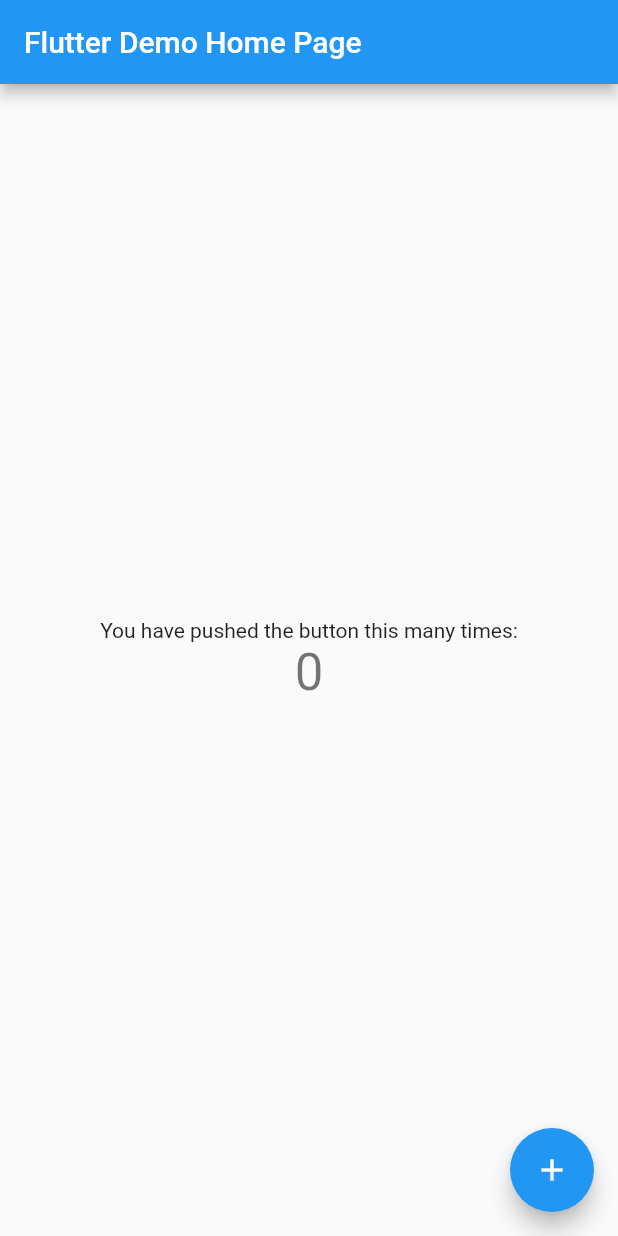
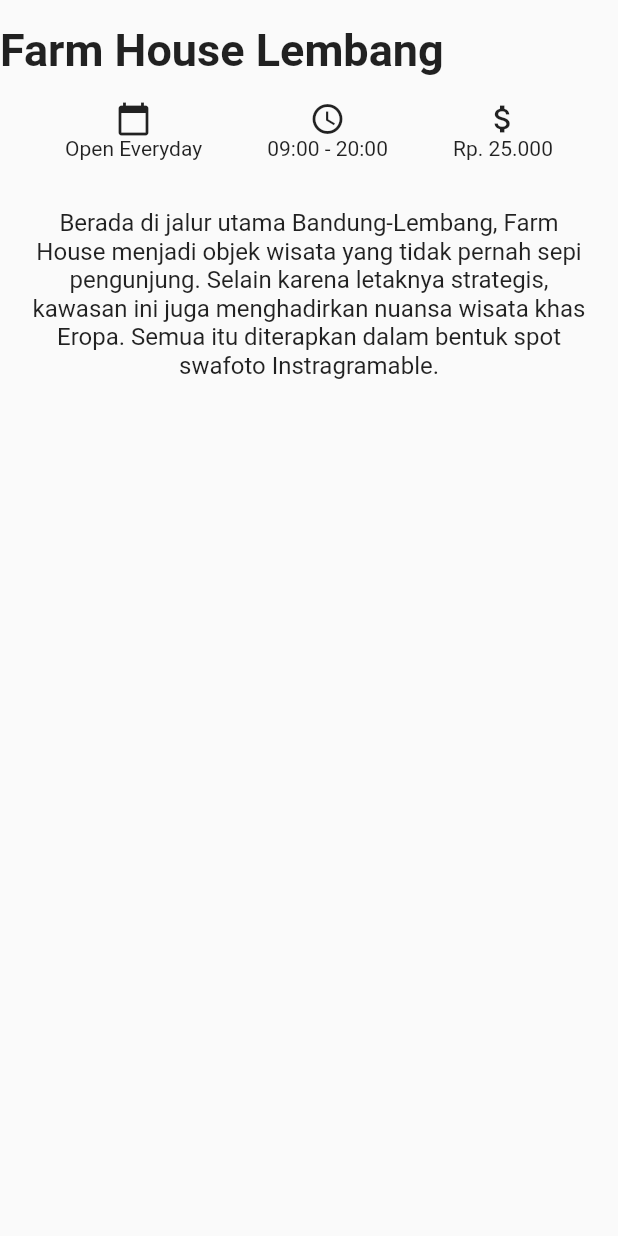
Before and after one commit to gonexwind/wisata_bandung, a Flutter app: the screen it shows after launch, on a phone screen of 412 x 824 dp. Run offline on Flutter 3.47's test engine with Material 2 defaults, Android fonts, the phone set to English and light mode, and no system bars.

Commit message:
codelab 1

```diff
--- a/lib/main.dart
+++ b/lib/main.dart
@@ -1,113 +1,19 @@
 import 'package:flutter/material.dart';
+
+import 'screens/detail_screen.dart';
 
 void main() {
   runApp(MyApp());
 }
 
 class MyApp extends StatelessWidget {
-  // This widget is the root of your application.
+  const MyApp({Key? key}) : super(key: key);
+
   @override
   Widget build(BuildContext context) {
     return MaterialApp(
-      title: 'Flutter Demo',
-      theme: ThemeData(
-        // This is the theme of your application.
-        //
-        // Try running your application with "flutter run". You'll see the
-        // application has a blue toolbar. Then, without quitting the app, try
-        // changing the primarySwatch below to Colors.green and then invoke
-        // "hot reload" (press "r" in the console where you ran "flutter run",
-        // or simply save your changes to "hot reload" in a Flutter IDE).
-        // Notice that the counter didn't reset back to zero; the application
-        // is not restarted.
-        primarySwatch: Colors.blue,
-      ),
-      home: MyHomePage(title: 'Flutter Demo Home Page'),
+      title: 'Wisata Bandung',
+      home: DetailScreen(),
     );
   }
 }
-
-class MyHomePage extends StatefulWidget {
-  MyHomePage({Key? key, required this.title}) : super(key: key);
-
-  // This widget is the home page of your application. It is stateful, meaning
-  // that it has a State object (defined below) that contains fields that affect
-  // how it looks.
-
-  // This class is the configuration for the state. It holds the values (in this
-  // case the title) provided by the parent (in this case the App widget) and
-  // used by the build method of the State. Fields in a Widget subclass are
-  // always marked "final".
-
-  final String title;
-
-  @override
-  _MyHomePageState createState() => _MyHomePageState();
-}
-
-class _MyHomePageState extends State<MyHomePage> {
-  int _counter = 0;
-
-  void _incrementCounter() {
-    setState(() {
-      // This call to setState tells the Flutter framework that something has
-      // changed in this State, which causes it to rerun the build method below
-      // so that the display can reflect the updated values. If we changed
-      // _counter without calling setState(), then the build method would not be
-      // called again, and so nothing would appear to happen.
-      _counter++;
-    });
-  }
-
-  @override
-  Widget build(BuildContext context) {
-    // This method is rerun every time setState is called, for instance as done
-    // by the _incrementCounter method above.
-    //
-    // The Flutter framework has been optimized to make rerunning build methods
-    // fast, so that you can just rebuild anything that needs updating rather
-    // than having to individually change instances of widgets.
-    return Scaffold(
-      appBar: AppBar(
-        // Here we take the value from the MyHomePage object that was created by
-        // the App.build method, and use it to set our appbar title.
-        title: Text(widget.title),
-      ),
-      body: Center(
-        // Center is a layout widget. It takes a single child and positions it
-        // in the middle of the parent.
-        child: Column(
-          // Column is also a layout widget. It takes a list of children and
-          // arranges them vertically. By default, it sizes itself to fit its
-          // children horizontally, and tries to be as tall as its parent.
-          //
-          // Invoke "debug painting" (press "p" in the console, choose the
-          // "Toggle Debug Paint" action from the Flutter Inspector in Android
-          // Studio, or the "Toggle Debug Paint" command in Visual Studio Code)
-          // to see the wireframe for each widget.
-          //
-          // Column has various properties to control how it sizes itself and
-          // how it positions its children. Here we use mainAxisAlignment to
-          // center the children vertically; the main axis here is the vertical
-          // axis because Columns are vertical (the cross axis would be
-          // horizontal).
-          mainAxisAlignment: MainAxisAlignment.center,
-          children: <Widget>[
-            Text(
-              'You have pushed the button this many times:',
-            ),
-            Text(
-              '$_counter',
-              style: Theme.of(context).textTheme.headline4,
-            ),
-          ],
-        ),
-      ),
-      floatingActionButton: FloatingActionButton(
-        onPressed: _incrementCounter,
-        tooltip: 'Increment',
-        child: Icon(Icons.add),
-      ), // This trailing comma makes auto-formatting nicer for build methods.
-    );
-  }
-}
--- /dev/null
+++ b/lib/screens/detail_screen.dart
@@ -0,0 +1,63 @@
+import 'package:flutter/material.dart';
+
+class DetailScreen extends StatelessWidget {
+  const DetailScreen({Key? key}) : super(key: key);
+
+  @override
+  Widget build(BuildContext context) {
+    return Scaffold(
+      body: SafeArea(
+        child: Column(
+          crossAxisAlignment: CrossAxisAlignment.stretch,
+          children: [
+            Container(
+              margin: EdgeInsets.only(top: 16),
+              child: Text(
+                'Farm House Lembang',
+                textAlign: TextAlign.left,
+                style: TextStyle(
+                  fontSize: 30,
+                  fontWeight: FontWeight.bold,
+                ),
+              ),
+            ),
+            Container(
+              margin: EdgeInsets.symmetric(vertical: 16),
+              child: Row(
+                mainAxisAlignment: MainAxisAlignment.spaceEvenly,
+                children: [
+                  Column(
+                    children: [
+                      Icon(Icons.calendar_today),
+                      Text('Open Everyday'),
+                    ],
+                  ),
+                  Column(
+                    children: [
+                      Icon(Icons.access_time),
+                      Text('09:00 - 20:00'),
+                    ],
+                  ),
+                  Column(
+                    children: [
+                      Icon(Icons.attach_money),
+                      Text('Rp. 25.000'),
+                    ],
+                  ),
+                ],
+              ),
+            ),
+            Container(
+              padding: EdgeInsets.all(16),
+              child: Text(
+                'Berada di jalur utama Bandung-Lembang, Farm House menjadi objek wisata yang tidak pernah sepi pengunjung. Selain karena letaknya strategis, kawasan ini juga menghadirkan nuansa wisata khas Eropa. Semua itu diterapkan dalam bentuk spot swafoto Instragramable.',
+                textAlign: TextAlign.center,
+                style: TextStyle(fontSize: 16),
+              ),
+            ),
+          ],
+        ),
+      ),
+    );
+  }
+}
```
